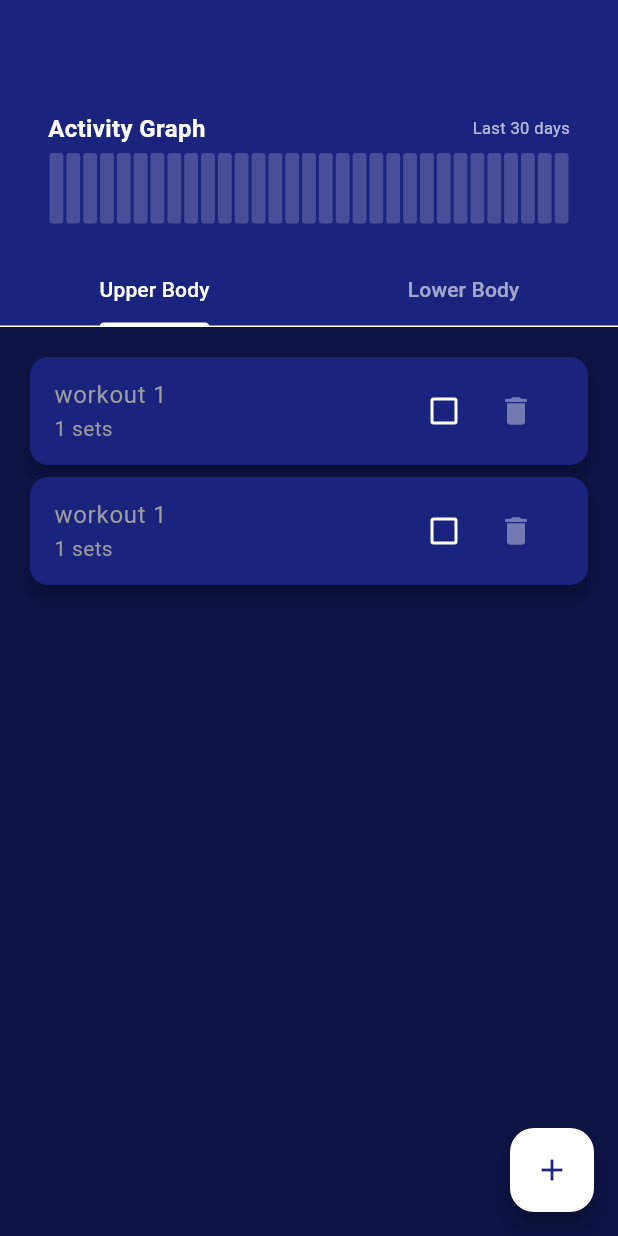
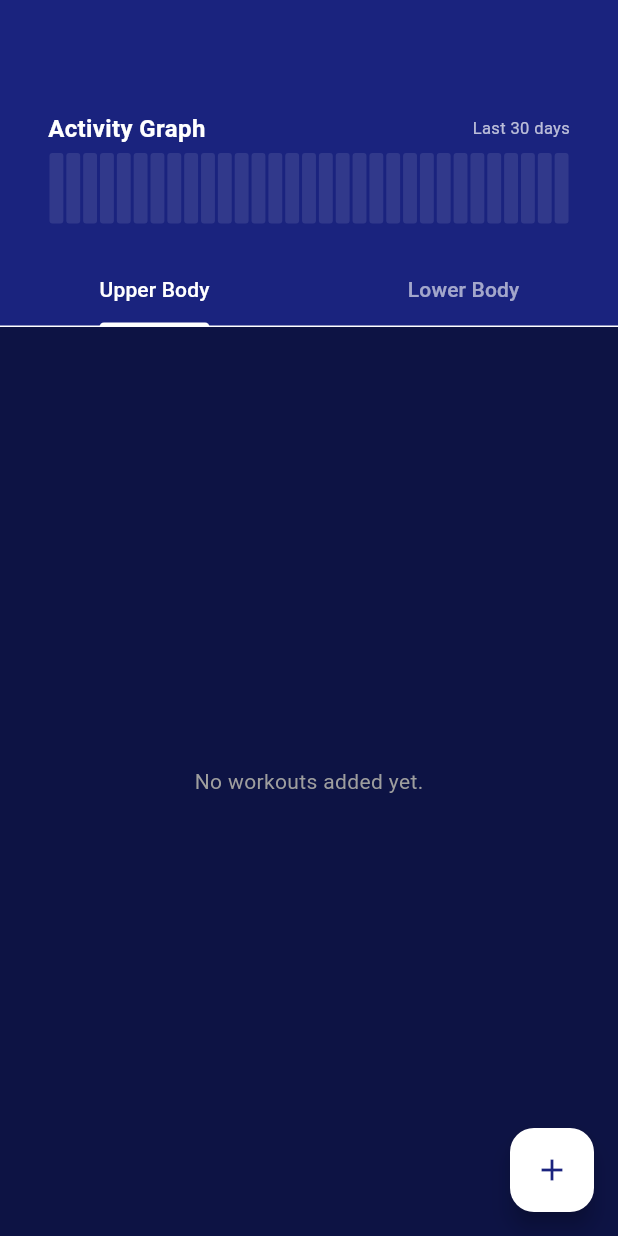
Before and after one commit to sofiabukovskaya/fitness_tracker, a Flutter app: the WorkoutListScreen screen opened directly, on a phone screen of 412 x 824 dp. Run offline on Flutter 3.47's test engine with Material 3 defaults, Android fonts, the phone set to English and light mode, and no system bars; our stand-ins replace flutter_hooks, flutter_riverpod, freezed_annotation, hooks_riverpod, introduction_screen, riverpod_annotation and 1 more; accounts and stored records are empty; generated files the repository leaves out were written again.

Commit message:
update logic in WorkoutCalendarGraph for correct displaying

```diff
--- a/lib/screens/workout_list_screen.dart
+++ b/lib/screens/workout_list_screen.dart
@@ -9,11 +9,9 @@ class WorkoutListScreen extends StatelessWidget {
   const WorkoutListScreen({super.key});
 
   @override
-  Widget build(
-      BuildContext context,
-      ) {
+  Widget build(BuildContext context) {
     return Consumer(
-      builder: (_, ref, __)  {
+      builder: (_, ref, __) {
         ref.watch(workoutProvider);
         return DefaultTabController(
           length: 2,
@@ -32,19 +30,11 @@ class WorkoutListScreen extends StatelessWidget {
               ),
               bottom: const PreferredSize(
                 preferredSize: Size.fromHeight(48),
-                child: TabBar(
-                  tabs: [
-                    Tab(text: 'Upper Body'),
-                    Tab(text: 'Lower Body'),
-                  ],
-                ),
+                child: TabBar(tabs: [Tab(text: 'Upper Body'), Tab(text: 'Lower Body')]),
               ),
             ),
             body: const TabBarView(
-              children: [
-                _WorkoutList(type: WorkoutType.upperBody),
-                _WorkoutList(type: WorkoutType.lowerBody),
-              ],
+              children: [_WorkoutList(type: WorkoutType.upperBody), _WorkoutList(type: WorkoutType.lowerBody)],
             ),
             floatingActionButton: FloatingActionButton(
               onPressed: () => _showAddWorkoutDialog(context),
@@ -52,49 +42,61 @@ class WorkoutListScreen extends StatelessWidget {
             ),
           ),
         );
-      }
+      },
     );
   }
 
   void _showAddWorkoutDialog(BuildContext context) {
-    showDialog(
-      context: context,
-      builder: (context) => const WorkoutFormDialog(),
-    );
+    showDialog(context: context, builder: (context) => const WorkoutFormDialog());
   }
 }
 
-class _WorkoutList extends StatelessWidget {
+class _WorkoutList extends ConsumerWidget {
   final WorkoutType type;
 
   const _WorkoutList({required this.type});
 
   @override
-  Widget build(BuildContext context) {
+  Widget build(BuildContext context, WidgetRef ref) {
+    final unfilteredWorkout = ref.watch(workoutProvider);
+    final workouts = unfilteredWorkout.where((w) => w.type == type).toList();
+
+    if (workouts.isEmpty) {
+      return const Center(child: Text('No workouts added yet.', style: TextStyle(color: Colors.grey)));
+    }
     return ListView.builder(
       padding: const EdgeInsets.all(16),
-      itemCount: 2,
+      itemCount: workouts.length,
       itemBuilder: (context, index) {
+        final workout = workouts[index];
         return Card(
           child: ListTile(
             enabled: false,
-            title: const Text(
-              "workout 1",
+            title: Text(
+              workout.name,
               style: TextStyle(
-                color: Colors.grey,
+                color: workout.isCompleted ? Colors.grey : Colors.white,
+                decoration: workout.isCompleted ? TextDecoration.lineThrough : null,
               ),
             ),
-            subtitle: const Text(
-              '1 sets',
+            subtitle: Text(
+              '${workout.sets} sets x ${workout.reps} reps at ${workout.weight} kg',
               style: TextStyle(
-                color: Colors.grey,
+                color: workout.isCompleted ? Colors.grey : Colors.white,
+                decoration: workout.isCompleted ? TextDecoration.lineThrough : null,
               ),
             ),
             trailing: Row(
               mainAxisSize: MainAxisSize.min,
               children: [
-                Checkbox(value: false, onChanged: (_) {}),
-                IconButton(icon: const Icon(Icons.delete), onPressed: () {}),
+                Checkbox(
+                  value: workout.isCompleted,
+                  onChanged: (_) => ref.read(workoutProvider.notifier).toggleWorkoutStatus(workout.id),
+                ),
+                IconButton(
+                  icon: const Icon(Icons.delete),
+                  onPressed: () => ref.read(workoutProvider.notifier).removeWorkout(workout.id),
+                ),
               ],
             ),
           ),
--- a/lib/widgets/workout_calendar_graph.dart
+++ b/lib/widgets/workout_calendar_graph.dart
@@ -1,17 +1,50 @@
+import 'package:fitness_tracker/providers/workout/workout_provider.dart';
 import 'package:flutter/material.dart';
+import 'package:flutter_hooks/flutter_hooks.dart';
+import 'package:hooks_riverpod/hooks_riverpod.dart';
 
-class WorkoutCalendarGraph extends StatelessWidget {
+class WorkoutCalendarGraph extends HookConsumerWidget {
   const WorkoutCalendarGraph({super.key});
 
   @override
-  Widget build(BuildContext context) {
+  Widget build(BuildContext context, WidgetRef ref) {
+    String getDateKey(DateTime date) {
+      return '${date.year}-${date.month}-${date.day}';
+    }
+
+    double getGraphOpacity(int workoutCount) {
+      return switch (workoutCount) {
+        0 => 0.1,
+        1 => 0.4,
+        2 => 0.7,
+        _ => 1.0,
+      };
+    }
+
+    final workouts = ref.watch(workoutProvider);
+    final startDate = useMemoized(() {
+      final initialWorkout = workouts.firstOrNull;
+      if (initialWorkout == null) {
+        return DateTime.now();
+      }
+      return initialWorkout.createdAt;
+    });
+    final count = useMemoized(() {
+      final Map<String, int> counts = {};
+      for (final workout in workouts) {
+        if (workout.isCompleted) {
+          continue;
+        }
+        final dateKey = getDateKey(workout.completedAt!);
+        counts[dateKey] = (counts[dateKey] ?? 0) + 1;
+      }
+      return counts;
+    }, [workouts]);
+
     return Container(
       height: 100,
       padding: const EdgeInsets.symmetric(horizontal: 16.0, vertical: 12.0),
-      decoration: BoxDecoration(
-        color: Theme.of(context).colorScheme.surface,
-        borderRadius: BorderRadius.circular(8),
-      ),
+      decoration: BoxDecoration(color: Theme.of(context).colorScheme.surface, borderRadius: BorderRadius.circular(8)),
       child: Column(
         mainAxisSize: MainAxisSize.min,
         crossAxisAlignment: CrossAxisAlignment.start,
@@ -29,11 +62,7 @@ class WorkoutCalendarGraph extends StatelessWidget {
               ),
               Text(
                 'Last 30 days',
-                style: TextStyle(
-                  fontSize: 11,
-                  color:
-                  Theme.of(context).colorScheme.onSurface.withOpacity(0.7),
-                ),
+                style: TextStyle(fontSize: 11, color: Theme.of(context).colorScheme.onSurface.withOpacity(0.7)),
               ),
             ],
           ),
@@ -41,24 +70,19 @@ class WorkoutCalendarGraph extends StatelessWidget {
           Expanded(
             child: Row(
               children: List.generate(31, (index) {
-                const opacity = .2;
+                final date = startDate.add(Duration(days: index));
+                final dateKey = getDateKey(date);
+                final workoutCount = count[dateKey] ?? 0;
+
+                final opacity = getGraphOpacity(workoutCount);
 
                 return Expanded(
                   child: Tooltip(
-                    message:
-                    '2 workout${2 != 1 ? 's' : ''} on ${index + 1}/${DateTime.now().month}',
+                    message: '2 workout${2 != 1 ? 's' : ''} on ${index + 1}/${DateTime.now().month}',
                     child: Container(
                       margin: const EdgeInsets.all(1),
                       decoration: BoxDecoration(
-                        color: 2 <= 0
-                            ? Theme.of(context)
-                            .colorScheme
-                            .onSurface
-                            .withOpacity(0.1)
-                            : Theme.of(context)
-                            .colorScheme
-                            .primary
-                            .withOpacity(opacity),
+                        color: Theme.of(context).colorScheme.primary.withOpacity(opacity),
                         borderRadius: BorderRadius.circular(2),
                       ),
                     ),
--- a/lib/widgets/workout_form_dialog.dart
+++ b/lib/widgets/workout_form_dialog.dart
@@ -9,7 +9,7 @@ class WorkoutFormDialog extends HookConsumerWidget {
 
   @override
   Widget build(BuildContext context, WidgetRef ref) {
-    final formKey = useMemoized(() => GlobalKey<FormState>());
+    final formKey = useMemoized(GlobalKey<FormState>.new);
     final nameController = useTextEditingController();
     final weightController = useTextEditingController();
     final repsController = useTextEditingController();
```
Also changed, not shown: analysis_options.yaml (+1 -24 lines).
